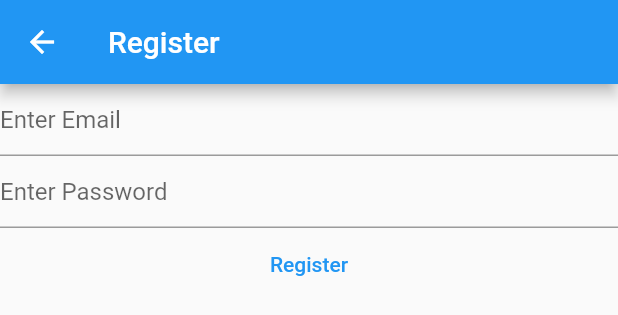
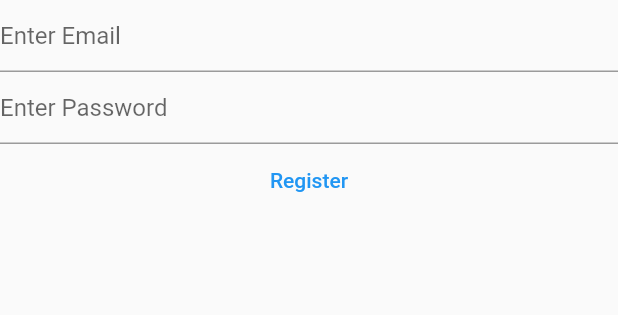
Before and after one commit to aym183/next-munch, a Flutter app: the RegisterView widget shown alone on an empty page, opened directly, on a phone screen of 412 x 824 dp. Shown: the top 315 px of the screen. Run offline on Flutter 3.47's test engine with Material 2 defaults, Android fonts, the phone set to English and light mode, and no system bars; our stand-ins replace firebase_auth, firebase_core; accounts and stored records are empty.

Commit message:
Fixed verification error

```diff
--- a/lib/views/register_view.dart
+++ b/lib/views/register_view.dart
@@ -32,21 +32,7 @@ class _RegisterViewState extends State<RegisterView> {
 
   @override
   Widget build(BuildContext context) {
-    return Scaffold(
-      appBar: AppBar(
-        title: const Text('Register'),
-
-      ),
-      body:  FutureBuilder(
-        future: Firebase.initializeApp(
-                    options: DefaultFirebaseOptions.currentPlatform,
-        ),
-        builder: (context, snapshot) {
-          switch (snapshot.connectionState){
-            case ConnectionState.done:
-              break;
-          }
-          return Column(
+    return Column(
           children: [
             TextField(
               controller: _email,
@@ -84,9 +70,5 @@ class _RegisterViewState extends State<RegisterView> {
               ),
           ],
           );
-        } ,
-      ),
-
-    );
   }
 }
```
Also changed, not shown: lib/main.dart (+8 -7 lines), lib/views/login_view.dart (+5 -19 lines), 10 other files.
